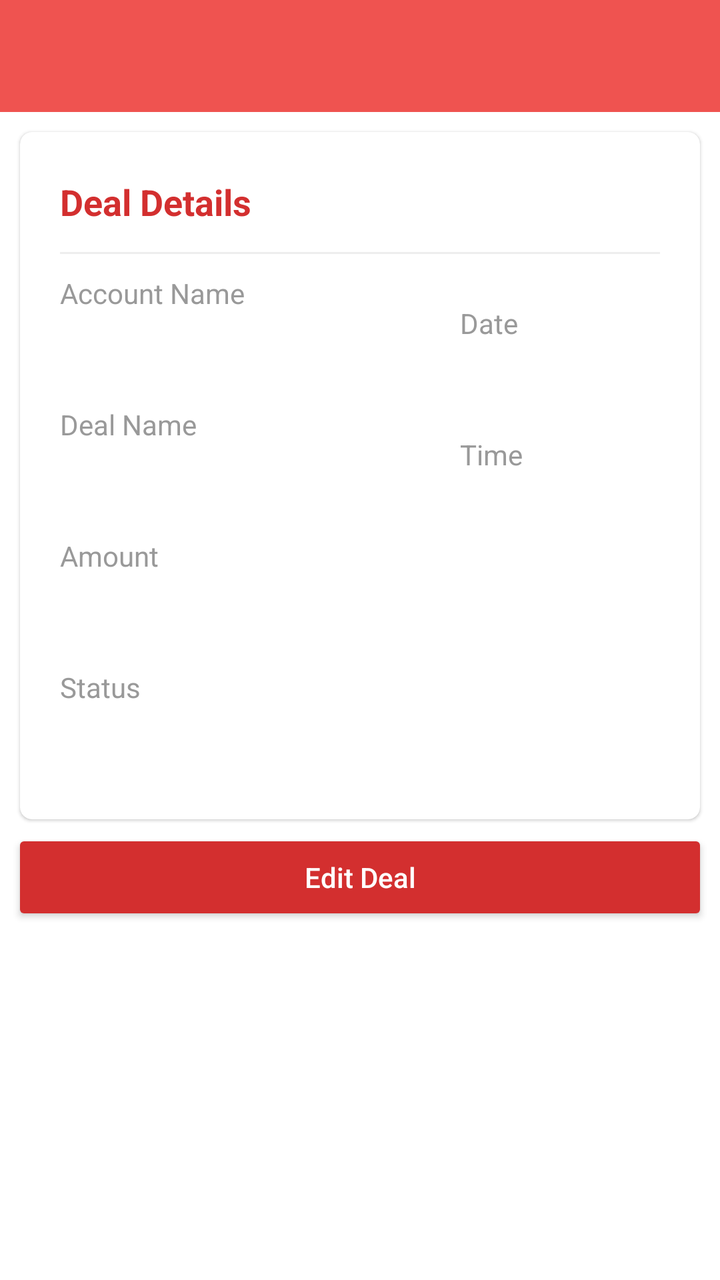
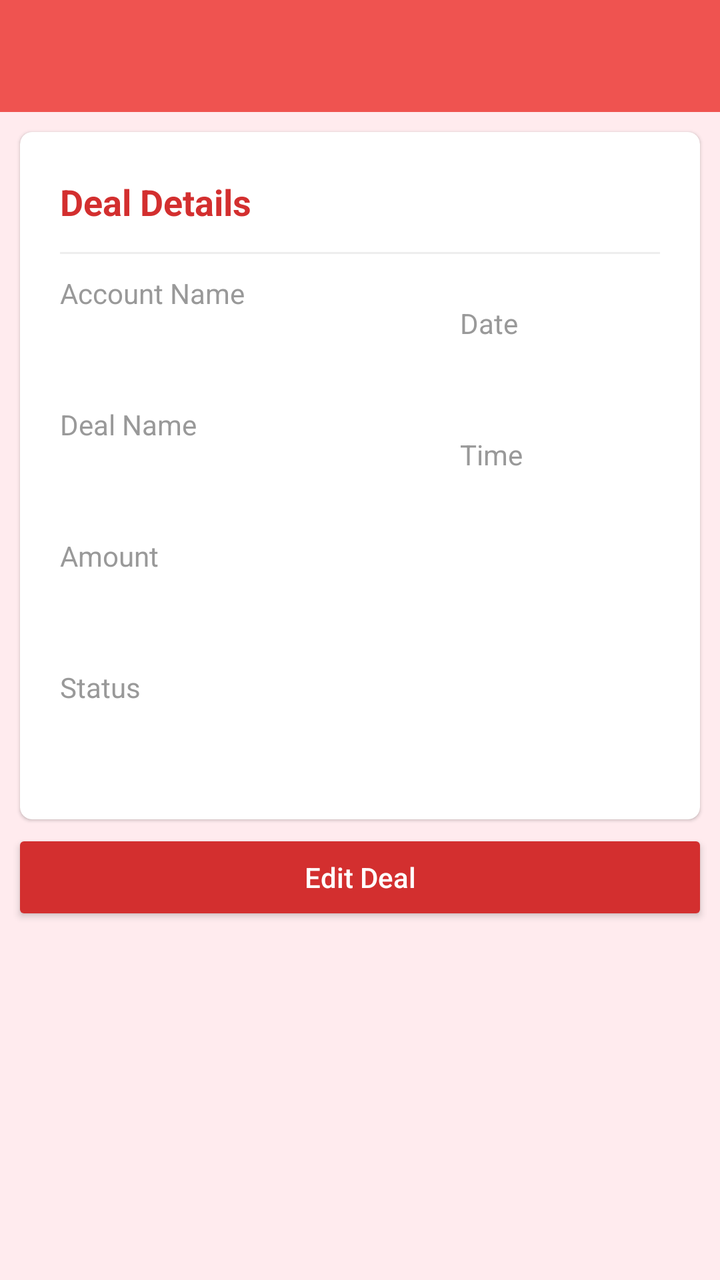

Before-and-after screenshots of an Android layout around one commit, followed by the original layout XML and the change that was made.
<!-- AndroidManifest.xml: application theme AppTheme -->
<!-- res/layout/activity_individual_deal.xml -->
<?xml version="1.0" encoding="utf-8"?>
<LinearLayout xmlns:android="http://schemas.android.com/apk/res/android"
    xmlns:app="http://schemas.android.com/apk/res-auto"
    xmlns:tools="http://schemas.android.com/tools"
    android:id="@+id/main"
    android:orientation="vertical"
    android:layout_width="match_parent"
    android:layout_height="match_parent"
    tools:context=".DealsActivity">

    <com.google.android.material.appbar.AppBarLayout
        android:layout_width="match_parent"
        android:id="@+id/app_bar_layout"
        android:layout_height="wrap_content">

        <include layout="@layout/toolbar" />

    </com.google.android.material.appbar.AppBarLayout>

    <androidx.core.widget.NestedScrollView
        android:layout_width="match_parent"
        android:layout_height="match_parent"
        android:background="@android:color/white"
        android:clipToPadding="false"
        android:scrollbars="none"
        android:scrollingCache="true"
        app:layout_behavior="@string/appbar_scrolling_view_behavior">

        <LinearLayout
            android:layout_width="match_parent"
            android:layout_height="wrap_content"
            android:orientation="vertical">

            
            
            

            
            
            
            
            

            
            
            
            
            

            
            
            
            
            
            
            
            
            

            

            <androidx.cardview.widget.CardView
                android:layout_width="match_parent"
                android:layout_height="wrap_content"
                android:layout_marginBottom="@dimen/spacing_medium"
                android:layout_marginLeft="@dimen/spacing_middle"
                android:layout_marginRight="@dimen/spacing_middle"
                android:layout_marginTop="@dimen/spacing_middle"
                android:visibility="visible"
                app:cardCornerRadius="6dp"
                app:cardElevation="1dp">

                <LinearLayout
                    android:layout_width="match_parent"
                    android:layout_height="wrap_content"
                    android:orientation="horizontal"
                    android:padding="@dimen/spacing_mlarge">

                    <LinearLayout
                        android:layout_width="0dp"
                        android:layout_height="wrap_content"
                        android:layout_weight="2"
                        android:orientation="vertical">

                        <TextView
                            android:layout_width="wrap_content"
                            android:layout_height="30dp"
                            android:gravity="center_vertical"
                            android:text="Deal Details"
                            android:textAppearance="@style/Base.TextAppearance.AppCompat.Medium"
                            android:textColor="@color/red_700"
                            android:textStyle="bold" />

                        <View
                            android:layout_width="match_parent"
                            android:layout_height="1dp"
                            android:background="@color/grey_200"
                            android:layout_marginTop="10dp"
                            android:layout_marginBottom="@dimen/spacing_medium" />






                        <View
                            android:layout_width="0dp"
                            android:layout_height="@dimen/spacing_medium" />

                        <TextView
                            android:layout_width="wrap_content"
                            android:layout_height="wrap_content"
                            android:text="Account Name"
                            android:textAppearance="@style/Base.TextAppearance.AppCompat.Body1"
                            android:textColor="@color/grey_40" />

                        <TextView
                            android:layout_width="wrap_content"
                            android:layout_height="wrap_content"
                            android:layout_marginTop="@dimen/spacing_medium"
                            android:text=""
                            android:id="@+id/accountNameTextView"
                            android:textAppearance="@style/Base.TextAppearance.AppCompat.Subhead"
                            android:textColor="@color/grey_80" />

                        <View
                            android:layout_width="0dp"
                            android:layout_height="@dimen/spacing_mlarge" />

                        <TextView
                            android:layout_width="wrap_content"
                            android:layout_height="wrap_content"
                            android:text="Deal Name"
                            android:textAppearance="@style/Base.TextAppearance.AppCompat.Body1"
                            android:textColor="@color/grey_40" />

                        <TextView
                            android:layout_width="wrap_content"
                            android:layout_height="wrap_content"
                            android:layout_marginTop="@dimen/spacing_medium"
                            android:text=""
                            android:id="@+id/dealNameTextView"
                            android:textAppearance="@style/Base.TextAppearance.AppCompat.Subhead"
                            android:textColor="@color/grey_80" />


                        <View
                            android:layout_width="0dp"
                            android:layout_height="@dimen/spacing_mlarge" />

                        <TextView
                            android:layout_width="wrap_content"
                            android:layout_height="wrap_content"
                            android:text="Amount"
                            android:textAppearance="@style/Base.TextAppearance.AppCompat.Body1"
                            android:textColor="@color/grey_40" />

                        <TextView
                            android:layout_width="wrap_content"
                            android:layout_height="wrap_content"
                            android:layout_marginTop="@dimen/spacing_medium"
                            android:text=""
                            android:id="@+id/amountTextView"
                            android:textAppearance="@style/Base.TextAppearance.AppCompat.Subhead"
                            android:textColor="@color/grey_80" />


                        <View
                            android:layout_width="0dp"
                            android:layout_height="@dimen/spacing_mlarge" />

                        <TextView
                            android:layout_width="wrap_content"
                            android:layout_height="wrap_content"
                            android:text="Status"
                            android:textAppearance="@style/Base.TextAppearance.AppCompat.Body1"
                            android:textColor="@color/grey_40" />

                        <TextView
                            android:layout_width="wrap_content"
                            android:layout_height="wrap_content"
                            android:layout_marginTop="@dimen/spacing_medium"
                            android:text=""
                            android:id="@+id/descriptionTextView"
                            android:textAppearance="@style/Base.TextAppearance.AppCompat.Subhead"
                            android:textColor="@color/grey_80" />






                        <View
                            android:layout_width="0dp"
                            android:layout_height="@dimen/spacing_middle" />



                    </LinearLayout>

                    <LinearLayout
                        android:layout_width="0dp"
                        android:layout_height="wrap_content"
                        android:layout_weight="1"
                        android:orientation="vertical">

                        <View
                            android:layout_width="30dp"
                            android:layout_height="30dp"/>

                        
                        
                        
                        
                        
                        

                        <View
                            android:layout_width="match_parent"
                            android:layout_height="1dp"
                            android:background="@color/grey_200"
                            android:layout_marginTop="10dp"
                            android:layout_marginBottom="@dimen/spacing_medium" />



                        <View
                            android:layout_width="0dp"
                            android:layout_height="@dimen/spacing_mlarge" />

                        <TextView
                            android:layout_width="wrap_content"
                            android:layout_height="wrap_content"
                            android:text="Date"
                            android:textAppearance="@style/Base.TextAppearance.AppCompat.Body1"
                            android:textColor="@color/grey_40" />

                        <TextView
                            android:layout_width="wrap_content"
                            android:layout_height="wrap_content"
                            android:layout_marginTop="@dimen/spacing_medium"
                            android:text=""
                            android:id="@+id/dateTextView"
                            android:textAppearance="@style/Base.TextAppearance.AppCompat.Subhead"
                            android:textColor="@color/grey_80" />

                        <View
                            android:layout_width="0dp"
                            android:layout_height="@dimen/spacing_mlarge" />

                        <TextView
                            android:layout_width="wrap_content"
                            android:layout_height="wrap_content"
                            android:text="Time"
                            android:textAppearance="@style/Base.TextAppearance.AppCompat.Body1"
                            android:textColor="@color/grey_40" />

                        <TextView
                            android:layout_width="wrap_content"
                            android:layout_height="wrap_content"
                            android:layout_marginTop="@dimen/spacing_medium"
                            android:text=""
                            android:id="@+id/timeTextView"
                            android:textAppearance="@style/Base.TextAppearance.AppCompat.Subhead"
                            android:textColor="@color/grey_80" />

                        <View
                            android:layout_width="0dp"
                            android:layout_height="@dimen/spacing_middle" />







                    </LinearLayout>


                </LinearLayout>





            </androidx.cardview.widget.CardView>

            <Button
                android:layout_width="match_parent"
                android:layout_marginLeft="6dp"
                android:layout_marginRight="6dp"

                android:layout_height="wrap_content"
                android:text="Edit Deal"
                android:textAllCaps="false"
                android:textColor="@color/white"
                android:backgroundTint="@color/red_700"
                android:elevation="4dp"
                android:id="@+id/editDealButton"/>

            
            
            
            
            
            
            
            

            
            
            
            

            
            
            
            
            
            
            

            
            
            
            
            
            
            
            

            
            
            
            
            

            
            
            
            
            

            
            
            

            
            
            
            

            
            
            
            
            
            
            

            
            
            
            
            
            

            

            
            
            
            



            
            
            

            

            
            
            
            
            
            

            
            
            

            
            
            
            
            

            
            
            

            
            
            
            
            
            
            

            
            
            

            
            
            
            
            

            
            
            

            
            
            
            
            
            

            

            
            
            
            
            
            

            
            
            

            
            
            
            
            
            

            
            
            

            
            
            
            
            
            
            

            

            
            
            
            
            
            
            

            
            
            

            
            
            
            
            

            
            
            

            
            
            
            
            
            

            

            
            
            
            
            
            
            
            
            
            
            
            
            
            
            
            
            
            
            

            
            
            
            
            
            

            
            
            
            
            
            

            
            
            
            
            
            

            
            
            
            
            
            

            
            
            
            
            
            

            

            
            
            
            
            
            
            

            

            

        </LinearLayout>
    </androidx.core.widget.NestedScrollView>

    <com.google.android.material.floatingactionbutton.FloatingActionButton
        android:id="@+id/fab"
        android:layout_width="wrap_content"
        android:layout_height="wrap_content"
        android:layout_margin="@dimen/spacing_mlarge"
        android:clickable="true"
        app:backgroundTint="@color/red_500"
        app:fabSize="normal"
        app:layout_anchor="@id/app_bar_layout"
        app:layout_anchorGravity="bottom|right|end"
        app:srcCompat="@drawable/ic_favorites"
        app:tint="@android:color/white" />

</LinearLayout>
<!-- res/layout/toolbar.xml (included above) -->
<?xml version="1.0" encoding="utf-8"?>
<androidx.appcompat.widget.Toolbar
    xmlns:android="http://schemas.android.com/apk/res/android"
    xmlns:app="http://schemas.android.com/apk/res-auto"
    android:id="@+id/toolbar"
    android:layout_width="match_parent"
    android:layout_height="?android:attr/actionBarSize"
    android:background="@color/colorPrimary"
    app:contentInsetStartWithNavigation="0dp"
    android:theme="@style/ThemeOverlay.AppCompat.Dark.ActionBar"
    app:popupTheme="@style/ThemeOverlay.AppCompat.Light"/>
<!-- resources referenced by this layout -->
<resources>
  <color name="colorPrimary">#ef5350</color>
  <color name="grey_200">#EEEEEE</color>
  <color name="grey_40">#999999</color>
  <color name="grey_80">#37474F</color>
  <color name="red_500">#F44336</color>
  <color name="red_700">#D32F2F</color>
  <color name="white">#FFFFFF</color>
  <dimen name="spacing_medium">5dp</dimen>
  <dimen name="spacing_middle">10dp</dimen>
  <dimen name="spacing_mlarge">20dp</dimen>
  <!-- drawable ic_favorites (drawable) -->
  <vector xmlns:android="http://schemas.android.com/apk/res/android"
          android:width="24dp"
          android:height="24dp"
          android:viewportWidth="24.0"
          android:viewportHeight="24.0">
      <path
          android:fillColor="#FFFFFFFF"
          android:pathData="M12,21.35l-1.45,-1.32C5.4,15.36 2,12.28 2,8.5 2,5.42 4.42,3 7.5,3c1.74,0 3.41,0.81 4.5,2.09C13.09,3.81 14.76,3 16.5,3 19.58,3 22,5.42 22,8.5c0,3.78 -3.4,6.86 -8.55,11.54L12,21.35z"/>
  </vector>
  <style name="AppTheme" parent="BaseTheme">
          <item name="android:windowContentTransitions">true</item>
  
  
          
      </style>
  <style name="BaseTheme" parent="Theme.AppCompat.Light.NoActionBar">
          
          <item name="colorPrimary">@color/colorPrimary</item>
          <item name="colorPrimaryDark">@color/colorPrimaryDark</item>
          <item name="colorAccent">@color/colorAccent</item>
          <item name="windowActionModeOverlay">true</item>
          <item name="android:actionModeBackground">@color/blue_grey_600</item>
          <item name="android:dialogTheme">@style/Dialog.Theme</item>
          
          <item name="android:windowDisablePreview">true</item>
      </style>
  <color name="colorPrimaryDark">#dc1814</color>
  <color name="colorAccent">#FF4081</color>
  <color name="blue_grey_600">#546E7A</color>
  <style name="Dialog.Theme" parent="Theme.AppCompat.Light.Dialog">
          <item name="colorPrimary">@color/colorPrimary</item>
          <item name="colorPrimaryDark">@color/colorPrimaryDark</item>
          <item name="colorAccent">@color/colorAccent</item>
      </style>
</resources>

<!-- the commit's change to res/layout/activity_individual_deal.xml (unified diff, before → after) -->
@@ -20,7 +20,7 @@
     <androidx.core.widget.NestedScrollView
         android:layout_width="match_parent"
         android:layout_height="match_parent"
-        android:background="@android:color/white"
+        android:background="@color/red_50"
         android:clipToPadding="false"
         android:scrollbars="none"
         android:scrollingCache="true"
<!-- resource entries referenced after the edit -->
@@ -4,6 +4,7 @@
   <color name="grey_200">#EEEEEE</color>
   <color name="grey_40">#999999</color>
   <color name="grey_80">#37474F</color>
+  <color name="red_50">#FFEBEE</color>
   <color name="red_500">#F44336</color>
   <color name="red_700">#D32F2F</color>
   <color name="white">#FFFFFF</color>
